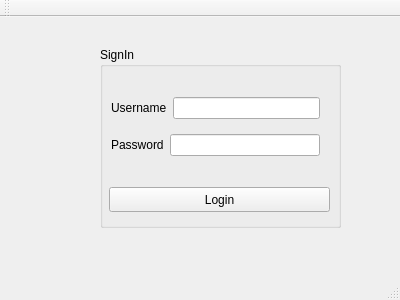
Before: the Qt Designer form mainwindow.ui in Rothcolt/PetCemetery, drawn with Qt 5.
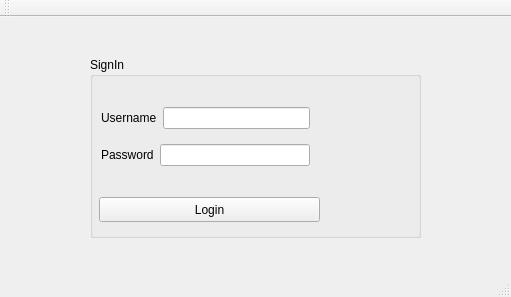
After: the same form once the commit is applied.

Patch:
```diff
--- a/mainwindow.ui
+++ b/mainwindow.ui
@@ -6,8 +6,8 @@
    <rect>
     <x>0</x>
     <y>0</y>
-    <width>400</width>
-    <height>300</height>
+    <width>511</width>
+    <height>297</height>
    </rect>
   </property>
   <property name="windowTitle">
@@ -17,9 +17,9 @@
    <widget class="QGroupBox" name="groupBox">
     <property name="geometry">
      <rect>
-      <x>100</x>
-      <y>30</y>
-      <width>241</width>
+      <x>90</x>
+      <y>40</y>
+      <width>331</width>
       <height>181</height>
      </rect>
     </property>
@@ -39,7 +39,7 @@
       <string>Login</string>
      </property>
     </widget>
-    <widget class="QWidget" name="">
+    <widget class="QWidget" name="layoutWidget">
      <property name="geometry">
       <rect>
        <x>0</x>
```
Left out of the diff: 2 changed lines with no effect on the pictures.
